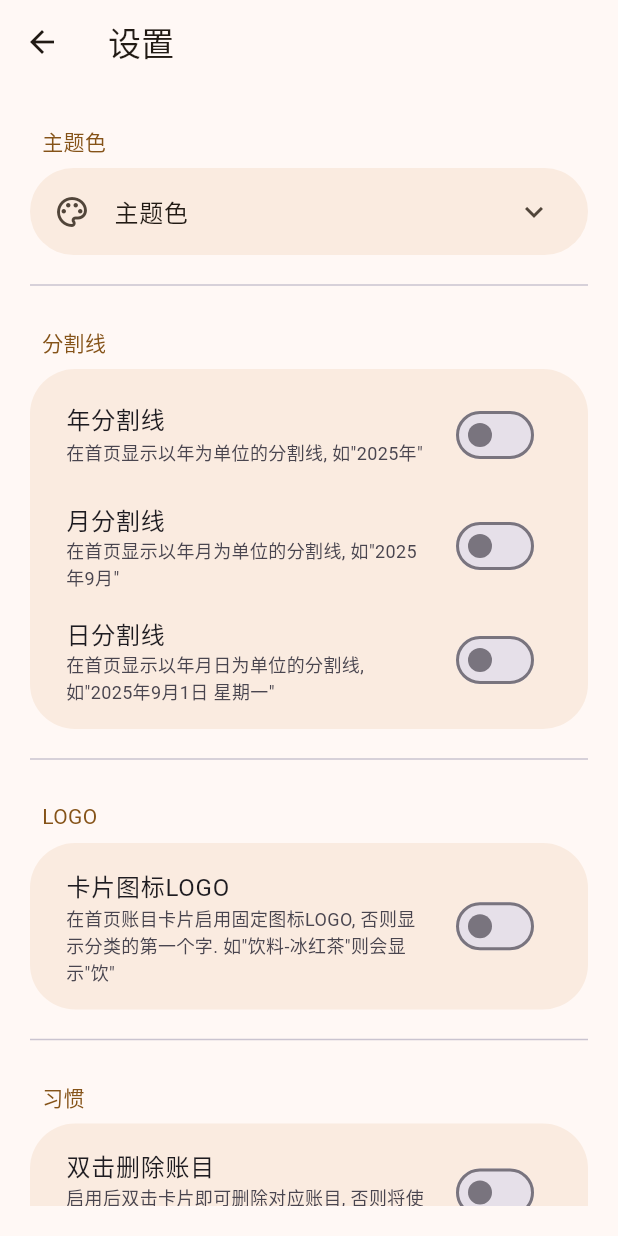
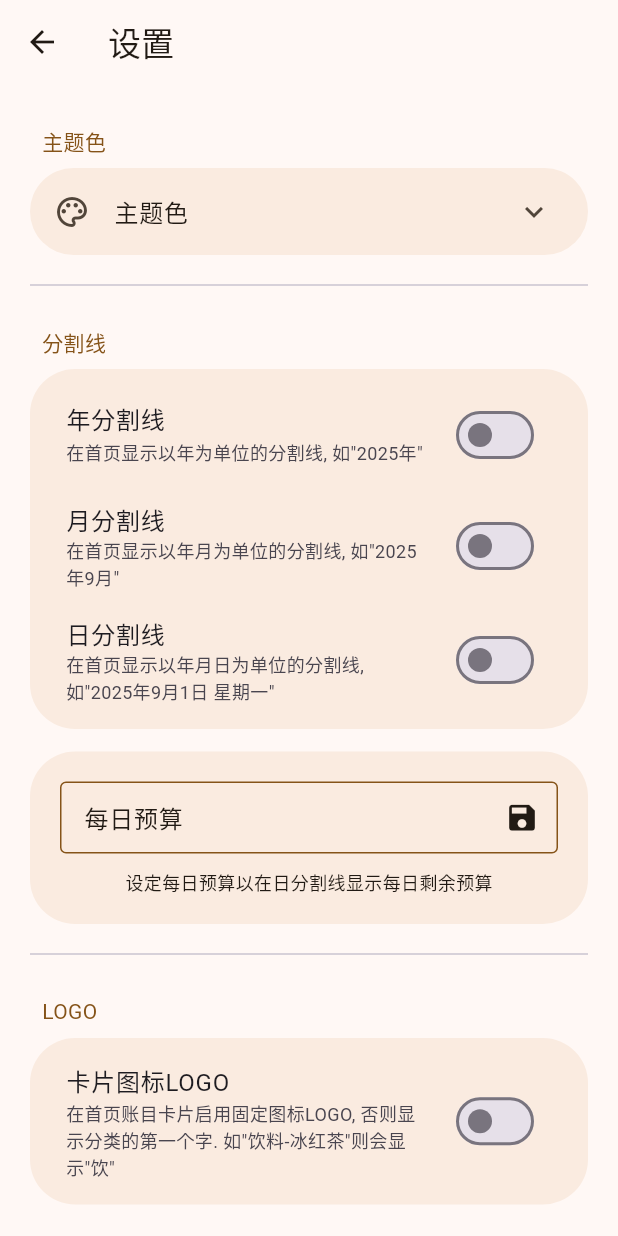
Before and after one commit to wzk0/flutter_jiyi, a Flutter app: the screen it shows after launch, after a tap on the "settings" icon, on a phone screen of 412 x 824 dp. Run offline on Flutter 3.47's test engine with Material 3 defaults, Android fonts, the phone set to English and light mode, and no system bars; our stand-ins replace file_picker, fl_chart, fluttertoast, shared_preferences, sqflite; missing offline and left inert: clipboard, excel, flutter_gbk2utf8; accounts and stored records are empty; network calls fail.

Commit message:
feat(settings): 添加每日预算设置功能
新增每日预算输入框，支持在设置页面配置并保存预算金额。
预算金额将用于在 itemListWidget 中显示每日剩余预算。
同时更新了应用版本号至 0.0.37。

```diff
--- a/lib/views/home_page/drawer/drawer_widget.dart
+++ b/lib/views/home_page/drawer/drawer_widget.dart
@@ -358,7 +358,7 @@ class _DrawerWidgetState extends State<DrawerWidget> {
     Fluttertoast.showToast(msg: '正在检查更新...');
 
     try {
-      final updateInfo = await UpdateService.instance.checkForUpdates('0.0.36');
+      final updateInfo = await UpdateService.instance.checkForUpdates('0.0.37');
 
       if (updateInfo != null && updateInfo.isAvailable) {
         _showUpdateDialog(updateInfo);
--- a/lib/views/home_page/item/item_list_widget.dart
+++ b/lib/views/home_page/item/item_list_widget.dart
@@ -9,6 +9,7 @@ class ItemListWidget extends StatelessWidget {
   final bool showYearDivider;
   final bool showMonthDivider;
   final bool showDayDivider;
+  final double topMoney;
 
   const ItemListWidget({
     super.key,
@@ -18,6 +19,7 @@ class ItemListWidget extends StatelessWidget {
     this.showYearDivider = false,
     this.showMonthDivider = false,
     this.showDayDivider = false,
+    this.topMoney = 0,
   });
 
   String _getChineseWeekday(DateTime date) {
@@ -252,7 +254,9 @@ class ItemListWidget extends StatelessWidget {
           ),
           const Expanded(child: Divider()),
           Text(
-            '收入: ¥ ${stats['income']!.toStringAsFixed(2)} 支出: ¥ ${stats['expense']!.toStringAsFixed(2)}',
+            (topMoney == 0)
+                ? '合计: ¥ ${(stats['income']! - stats['expense']!).toStringAsFixed(2)} (+${stats['income']!.toStringAsFixed(2)}│-${stats['expense']!.toStringAsFixed(2)})'
+                : '剩余: ¥ ${(topMoney - stats['expense']! + stats['income']!).toStringAsFixed(2)} (+${stats['income']!.toStringAsFixed(2)}│-${stats['expense']!.toStringAsFixed(2)})',
             style: TextStyle(
               color: Theme.of(context).colorScheme.outline,
               fontSize: 12,
--- a/lib/views/settings_page/settings_page.dart
+++ b/lib/views/settings_page/settings_page.dart
@@ -32,12 +32,14 @@ class _SettingsPageState extends State<SettingsPage> {
   bool _settingsLoaded = false;
 
   final TextEditingController _apiKeyController = TextEditingController();
+  final TextEditingController _topMoneyController = TextEditingController();
 
   @override
   void initState() {
     super.initState();
     _loadSettings();
     _loadApiKey();
+    _loadTopMoney();
   }
 
   Future<void> _loadSettings() async {
@@ -68,6 +70,14 @@ class _SettingsPageState extends State<SettingsPage> {
     final apiKey = await AIAnalysisService.instance.getApiKey();
     if (apiKey != null) {
       _apiKeyController.text = apiKey;
+    }
+  }
+
+  Future<void> _loadTopMoney() async {
+    final prefs = await SharedPreferences.getInstance();
+    final topMoney = prefs.getDouble('topMoney');
+    if (topMoney != null) {
+      _topMoneyController.text = topMoney.toString();
     }
   }
 
@@ -131,6 +141,22 @@ class _SettingsPageState extends State<SettingsPage> {
     } else {
       if (mounted) {
         Fluttertoast.showToast(msg: '请输入有效的 API Key');
+      }
+    }
+  }
+
+  Future<void> _saveTopMoney() async {
+    final topMoneyText = _topMoneyController.text.trim();
+    final double? topMoney = double.tryParse(topMoneyText);
+    if (topMoney != null) {
+      final prefs = await SharedPreferences.getInstance();
+      await prefs.setDouble('topMoney', topMoney);
+      if (mounted) {
+        Fluttertoast.showToast(msg: '每日预算已保存');
+      }
+    } else {
+      if (mounted) {
+        Fluttertoast.showToast(msg: '请输入有效的预算');
       }
     }
   }
@@ -240,7 +266,58 @@ class _SettingsPageState extends State<SettingsPage> {
                   ],
                 ),
               ),
-              Divider(height: 40),
+              const SizedBox(height: 15),
+              Container(
+                padding: EdgeInsets.all(20),
+                decoration: BoxDecoration(
+                  borderRadius: BorderRadius.circular(30),
+                  color: Theme.of(context).colorScheme.surfaceContainer,
+                ),
+                child: Column(
+                  children: [
+                    TextField(
+                      controller: _topMoneyController,
+                      decoration: InputDecoration(
+                        enabledBorder: OutlineInputBorder(
+                          borderSide: BorderSide(
+                            color: Theme.of(context).colorScheme.primary,
+                          ),
+                        ),
+                        focusedBorder: OutlineInputBorder(
+                          borderSide: BorderSide(
+                            color: Theme.of(context).colorScheme.primary,
+                          ),
+                        ),
+                        disabledBorder: OutlineInputBorder(
+                          borderSide: BorderSide(
+                            color: Theme.of(context).colorScheme.onSurface,
+                          ),
+                        ),
+                        labelStyle: TextStyle(
+                          color: Theme.of(context).colorScheme.onSurface,
+                        ),
+                        labelText: '每日预算',
+                        border: OutlineInputBorder(),
+                        suffixIcon: IconButton(
+                          icon: Icon(
+                            Icons.save,
+                            color: Theme.of(context).colorScheme.onSurface,
+                            size: 23,
+                          ),
+                          onPressed: _saveTopMoney,
+                        ),
+                        isDense: true,
+                      ),
+                    ),
+                    const SizedBox(height: 10),
+                    Text(
+                      '设定每日预算以在日分割线显示每日剩余预算',
+                      style: TextStyle(fontSize: 12),
+                    ),
+                  ],
+                ),
+              ),
+              const Divider(height: 40),
               Padding(
                 padding: const EdgeInsets.all(8.0),
                 child: Text(
@@ -272,6 +349,7 @@ class _SettingsPageState extends State<SettingsPage> {
                   activeThumbColor: Theme.of(context).colorScheme.primary,
                 ),
               ),
+
               Divider(height: 40),
               Padding(
                 padding: const EdgeInsets.all(8.0),
@@ -524,7 +602,7 @@ class _SettingsPageState extends State<SettingsPage> {
                   showAboutDialog(
                     context: context,
                     applicationName: '记易',
-                    applicationVersion: '0.0.36',
+                    applicationVersion: '0.0.37',
                     applicationLegalese: '© 2025 wzk0 & thdbd',
                     applicationIcon: Image.asset(
                       'assets/icon/1024.png',
--- a/lib/views/widget_tree.dart
+++ b/lib/views/widget_tree.dart
@@ -27,6 +27,7 @@ class _WidgetTreeState extends State<WidgetTree> {
   bool _showYearDivider = false;
   bool _showMonthDivider = false;
   bool _showDayDivider = false;
+  double _topMoney = 0;
 
   @override
   void initState() {
@@ -41,6 +42,7 @@ class _WidgetTreeState extends State<WidgetTree> {
       _showYearDivider = prefs.getBool('show_year_divider') ?? false;
       _showMonthDivider = prefs.getBool('show_month_divider') ?? false;
       _showDayDivider = prefs.getBool('show_day_divider') ?? false;
+      _topMoney = prefs.getDouble('topMoney') ?? 0.0;
     });
   }
 
@@ -270,6 +272,7 @@ class _WidgetTreeState extends State<WidgetTree> {
                 showYearDivider: _showYearDivider,
                 showMonthDivider: _showMonthDivider,
                 showDayDivider: _showDayDivider,
+                topMoney: _topMoney,
               )
             : ItemListWidget(
                 transactions: _transactions,
@@ -278,6 +281,7 @@ class _WidgetTreeState extends State<WidgetTree> {
                 showYearDivider: _showYearDivider,
                 showMonthDivider: _showMonthDivider,
                 showDayDivider: _showDayDivider,
+                topMoney: _topMoney,
               ),
       ),
       bottomNavigationBar: BtmAppbarWidget(),
--- a/pubspec.yaml
+++ b/pubspec.yaml
@@ -1,7 +1,7 @@
 name: jiyi
 description: "记易, 让记账更容易."
 publish_to: 'none'
-version: 0.0.36+0.0.1
+version: 0.0.37+0.0.1
 
 environment:
   sdk: ^3.9.0
```
